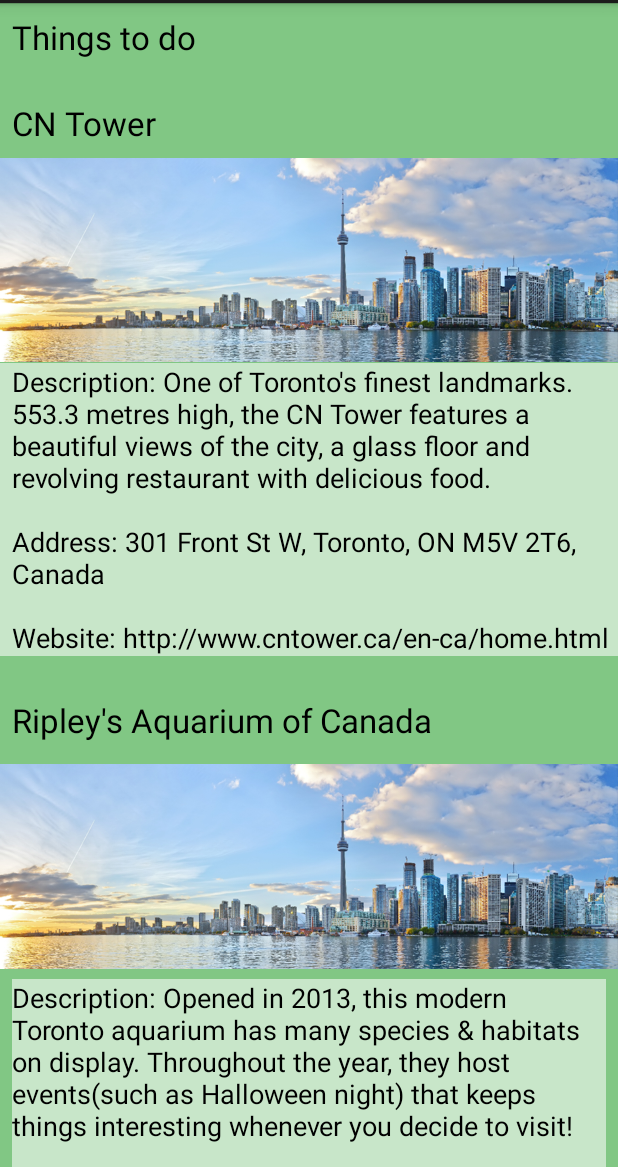
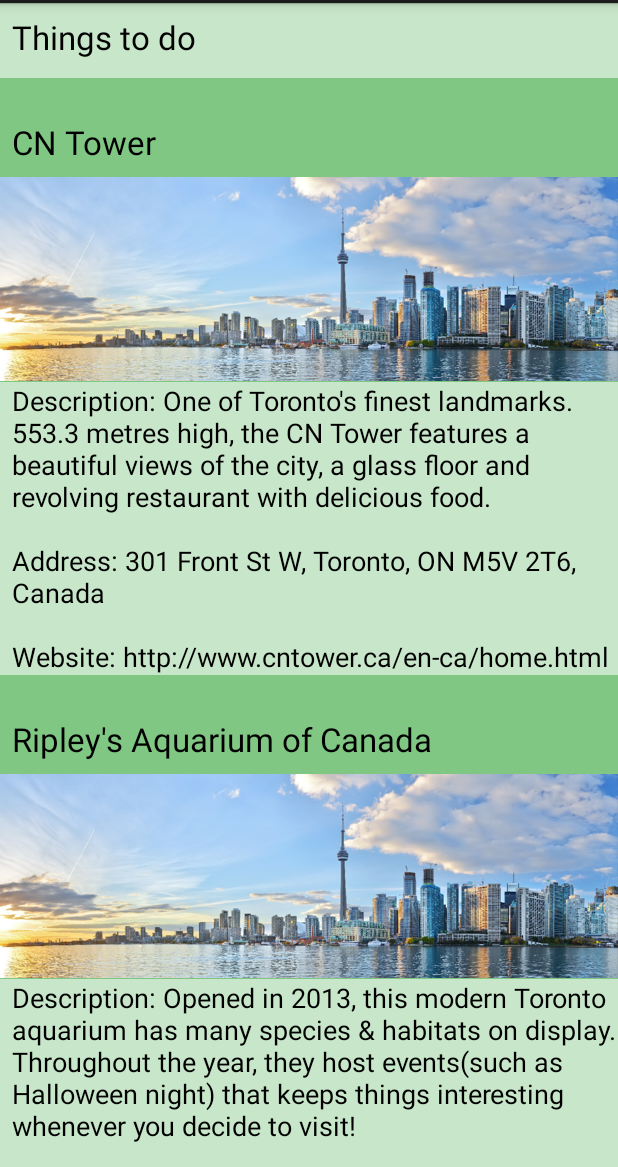
Before and after one commit to AndrewBordin/1-Way-Travel, an Android app: the ThingsToDoActivity screen opened directly, with no data from a screen before it, on a phone screen of 412 x 824 dp, the part 69-1236 px from its top. Run offline under Robolectric (Android 15) with nearby library versions, the phone set to English and light mode, and no system bars.

Commit message:
Fixed the things to do layout.

```diff
--- a/app/src/main/res/layout/activity_restaurant.xml
+++ b/app/src/main/res/layout/activity_restaurant.xml
@@ -11,17 +11,14 @@
         android:id="@+id/txt_info1"
         android:layout_width="wrap_content"
         android:layout_height="wrap_content"
-        android:layout_marginBottom="8dp"
         android:layout_marginEnd="8dp"
         android:layout_marginStart="8dp"
         android:layout_marginTop="8dp"
         android:textAppearance="@android:style/TextAppearance.Holo.Medium"
-        app:layout_constraintBottom_toTopOf="@+id/txt_review1"
         app:layout_constraintEnd_toEndOf="parent"
         app:layout_constraintHorizontal_bias="0.032"
         app:layout_constraintStart_toStartOf="parent"
         app:layout_constraintTop_toTopOf="parent"
-        app:layout_constraintVertical_bias="0.121"
         tools:text="Restaurant Info" />
 
     <TextView
@@ -31,11 +28,13 @@
         android:layout_marginBottom="364dp"
         android:layout_marginEnd="8dp"
         android:layout_marginStart="8dp"
+        android:layout_marginTop="8dp"
         android:textAppearance="@android:style/TextAppearance.Holo.Medium"
         app:layout_constraintBottom_toBottomOf="parent"
         app:layout_constraintEnd_toEndOf="parent"
         app:layout_constraintHorizontal_bias="0.036"
         app:layout_constraintStart_toStartOf="parent"
+        app:layout_constraintTop_toBottomOf="@+id/txt_info1"
         tools:text="Restaurant Review" />
 
     <TextView
--- a/app/src/main/res/layout/activity_things_to_do.xml
+++ b/app/src/main/res/layout/activity_things_to_do.xml
@@ -16,11 +16,11 @@
         <TextView
             android:id="@+id/txt_ttd_Title"
             android:layout_width="0dp"
-            android:layout_height="wrap_content"
-            android:layout_marginEnd="8dp"
-            android:layout_marginStart="8dp"
-            android:layout_marginTop="8dp"
+            android:layout_height="50dp"
+            android:background="#C8E6C9"
             android:text="Things to do"
+            android:paddingLeft="8dp"
+            android:paddingTop="8dp"
             android:textAppearance="@android:style/TextAppearance.Holo.Large"
             app:layout_constraintEnd_toEndOf="parent"
             app:layout_constraintStart_toStartOf="parent"
@@ -53,18 +53,18 @@
         <ImageView
             android:id="@+id/imageView"
             android:layout_width="wrap_content"
-            android:layout_height="150dp"
+            android:layout_height="137dp"
             android:layout_marginEnd="8dp"
-            android:layout_marginTop="8dp"
             android:src="@drawable/toronto2"
             app:layout_constraintEnd_toEndOf="parent"
+            app:layout_constraintHorizontal_bias="0.0"
             app:layout_constraintStart_toStartOf="parent"
-            app:layout_constraintTop_toBottomOf="@+id/txt_info2" />
+            app:layout_constraintTop_toBottomOf="@+id/txt_name3" />
 
         <ImageView
             android:id="@+id/imageView3"
             android:layout_width="wrap_content"
-            android:layout_height="150dp"
+            android:layout_height="137dp"
             android:layout_marginEnd="8dp"
             android:layout_marginTop="8dp"
             android:src="@drawable/toronto2"
@@ -89,7 +89,7 @@
             android:layout_height="wrap_content"
             android:background="#C8E6C9"
             android:paddingLeft="8dp"
-            android:text="Info about it\nInfo about it\nInfo about it"
+            android:text="Info about it"
             android:textAppearance="@android:style/TextAppearance.Holo.Medium"
             app:layout_constraintEnd_toEndOf="parent"
             app:layout_constraintHorizontal_bias="0.0"
@@ -99,25 +99,38 @@
         <TextView
             android:id="@+id/txt_info2"
             android:layout_width="0dp"
+            android:layout_height="wrap_content"
             android:background="#C8E6C9"
-            android:layout_height="wrap_content"
-            android:layout_marginEnd="8dp"
-            android:layout_marginStart="8dp"
-            android:text="Info about it\ninfo\ninfo"
+            android:paddingLeft="8dp"
+            android:text="Info about it"
             android:textAppearance="@android:style/TextAppearance.Holo.Medium"
             app:layout_constraintEnd_toEndOf="parent"
             app:layout_constraintStart_toStartOf="parent"
             app:layout_constraintTop_toBottomOf="@+id/imageView3" />
 
         <TextView
-            android:id="@+id/textView10"
-            android:layout_width="wrap_content"
+            android:id="@+id/txt_info3"
+            android:layout_width="0dp"
             android:layout_height="wrap_content"
-            android:layout_marginStart="16dp"
-            android:layout_marginTop="8dp"
-            android:text="TextView"
+            android:background="#C8E6C9"
+            android:text="Info about it"
+            android:paddingLeft="8dp"
             android:textAppearance="@android:style/TextAppearance.Holo.Medium"
+            app:layout_constraintEnd_toEndOf="parent"
             app:layout_constraintStart_toStartOf="parent"
             app:layout_constraintTop_toBottomOf="@+id/imageView" />
+
+        <TextView
+            android:id="@+id/txt_name3"
+            android:layout_width="0dp"
+            android:layout_height="wrap_content"
+            android:layout_marginEnd="8dp"
+            android:layout_marginStart="8dp"
+            android:layout_marginTop="28dp"
+            android:text="Name of the thing to do"
+            android:textAppearance="@android:style/TextAppearance.Holo.Large"
+            app:layout_constraintEnd_toEndOf="parent"
+            app:layout_constraintStart_toStartOf="parent"
+            app:layout_constraintTop_toBottomOf="@+id/txt_info2" />
     </android.support.constraint.ConstraintLayout>
 </ScrollView>
```
